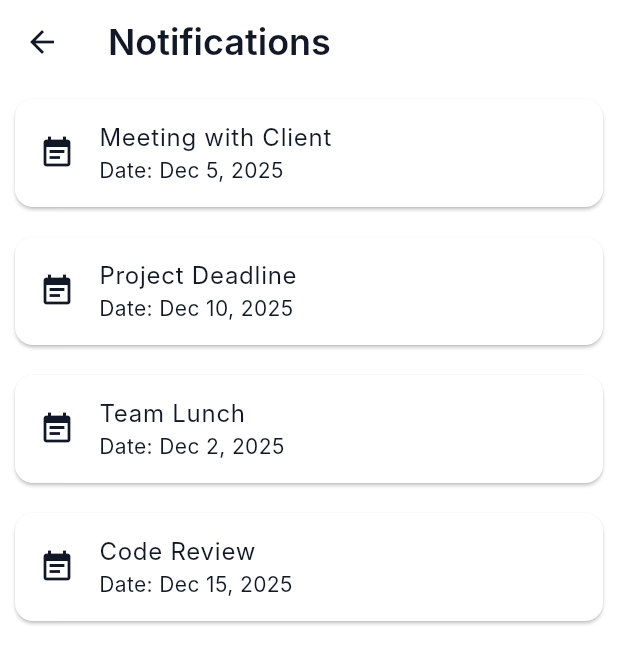
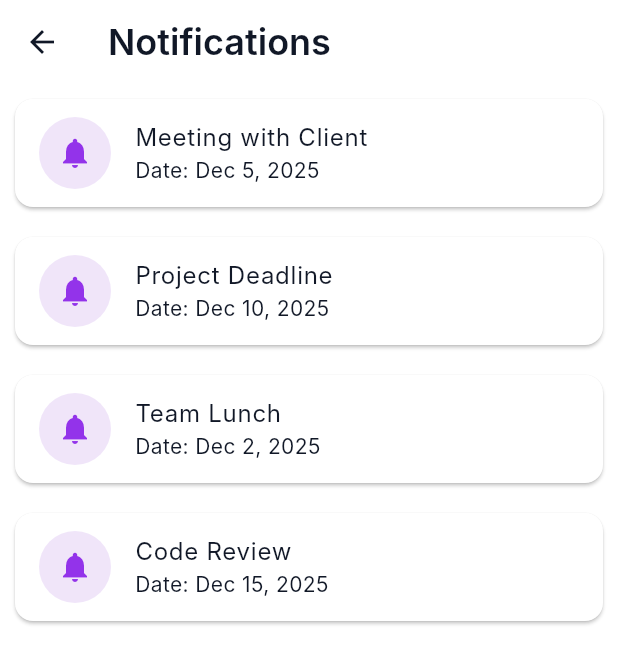
Before and after one commit to Mohakerdi/AlMekhtar, a Flutter app: the NotificationsScreen screen opened directly, on a phone screen of 412 x 824 dp. Shown: the top 664 px of the screen. Run offline on Flutter 3.47's test engine with Material 3 defaults, Android fonts, the phone set to English and light mode, and no system bars; our stand-ins replace carousel_slider, flutter_feather_icons, font_awesome_flutter, line_awesome_flutter, material_design_icons_flutter; Roboto replaces fonts that are missing (Inter).

Commit message:
add some style to noftications

```diff
--- a/lib/Features/user/notifications/screens/notifications_screen.dart
+++ b/lib/Features/user/notifications/screens/notifications_screen.dart
@@ -1,5 +1,6 @@
 import 'package:flutter/material.dart';
 import 'package:intl/intl.dart';
+import 'package:mabeet/core/theme/app_colors.dart';
 import 'package:mabeet/data/models/card_model.dart';
 import 'package:mabeet/data/repos/dummy_card_data.dart';
 
@@ -24,7 +25,16 @@ class NotificationsScreen extends StatelessWidget {
           return Card(
             margin: EdgeInsets.all(10),
             child: ListTile(
-              leading: Icon(Icons.event_note),
+              leading: CircleAvatar(
+                radius: 24,
+                backgroundColor: AppColors.primary700.withAlpha(
+                  30,
+                ), // Light background
+                child: Icon(
+                  Icons.notifications,
+                  color: AppColors.primary600,
+                ), // Dark Icon
+              ),
               title: Text(item.title),
               subtitle: Text("Date: $formattedDate"),
             ),
```
